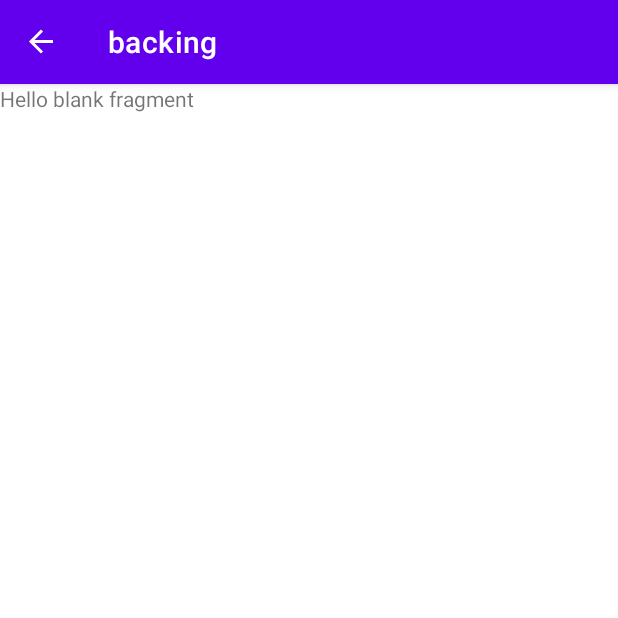
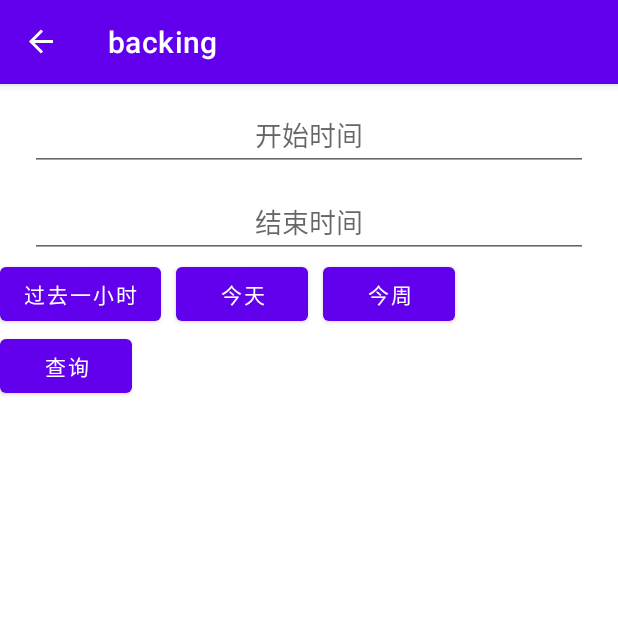
Before and after one commit to fzhiyu/myAndroidPos, an Android app: the BackFragment screen opened through its navigation route, on a phone screen of 412 x 824 dp, the top half of it. Run offline under Robolectric (Android 15) with nearby library versions, the phone set to English and light mode, and no system bars; our stand-ins replace ButterKnife, navigation-ui.

Commit message:
fragment_back.xml

```diff
--- a/app/build.gradle
+++ b/app/build.gradle
@@ -48,4 +48,7 @@ dependencies {
     // butterKnife
     implementation 'com.jakewharton:butterknife:10.2.3'
     annotationProcessor 'com.jakewharton:butterknife-compiler:10.2.3'
+    //retrofit
+    implementation 'com.squareup.retrofit2:retrofit:2.9.0'
+    implementation 'com.squareup.retrofit2:converter-gson:2.9.0'
 }
--- a/app/src/main/java/com/cuse/myandroidpos/BackFragment.java
+++ b/app/src/main/java/com/cuse/myandroidpos/BackFragment.java
@@ -2,63 +2,61 @@ package com.cuse.myandroidpos;
 
 import android.os.Bundle;
 
+import androidx.annotation.NonNull;
+import androidx.annotation.Nullable;
+import androidx.appcompat.app.AlertDialog;
 import androidx.fragment.app.Fragment;
 
 import android.view.LayoutInflater;
+import android.view.MotionEvent;
 import android.view.View;
 import android.view.ViewGroup;
+import android.widget.EditText;
 
-/**
- * A simple {@link Fragment} subclass.
- * Use the {@link BackFragment#newInstance} factory method to
- * create an instance of this fragment.
- */
-public class BackFragment extends Fragment {
+import com.cuse.myandroidpos.databinding.FragmentBackBinding;
 
-    // TODO: Rename parameter arguments, choose names that match
-    // the fragment initialization parameters, e.g. ARG_ITEM_NUMBER
-    private static final String ARG_PARAM1 = "param1";
-    private static final String ARG_PARAM2 = "param2";
 
-    // TODO: Rename and change types of parameters
-    private String mParam1;
-    private String mParam2;
+public class BackFragment extends Fragment implements View.OnTouchListener {
 
-    public BackFragment() {
-        // Required empty public constructor
-    }
+    private FragmentBackBinding binding;
+    private EditText searStartTime;
+    private EditText searEndTime;
 
-    /**
-     * Use this factory method to create a new instance of
-     * this fragment using the provided parameters.
-     *
-     * @param param1 Parameter 1.
-     * @param param2 Parameter 2.
-     * @return A new instance of fragment BackFragment.
-     */
-    // TODO: Rename and change types and number of parameters
-    public static BackFragment newInstance(String param1, String param2) {
-        BackFragment fragment = new BackFragment();
-        Bundle args = new Bundle();
-        args.putString(ARG_PARAM1, param1);
-        args.putString(ARG_PARAM2, param2);
-        fragment.setArguments(args);
-        return fragment;
-    }
-
-    @Override
-    public void onCreate(Bundle savedInstanceState) {
-        super.onCreate(savedInstanceState);
-        if (getArguments() != null) {
-            mParam1 = getArguments().getString(ARG_PARAM1);
-            mParam2 = getArguments().getString(ARG_PARAM2);
-        }
-    }
+//    @Override
+//    public void onCreate(Bundle savedInstanceState) {
+//        super.onCreate(savedInstanceState);
+//        if (getArguments() != null) {
+//            mParam1 = getArguments().getString(ARG_PARAM1);
+//            mParam2 = getArguments().getString(ARG_PARAM2);
+//        }
+//    }
 
     @Override
     public View onCreateView(LayoutInflater inflater, ViewGroup container,
                              Bundle savedInstanceState) {
         // Inflate the layout for this fragment
-        return inflater.inflate(R.layout.fragment_back, container, false);
+        //return inflater.inflate(R.layout.fragment_back, container, false);
+        binding = FragmentBackBinding.inflate(inflater,container,false);
+        return binding.getRoot();
+    }
+
+    @Override
+    public void onViewCreated(@NonNull View view, @Nullable Bundle savedInstanceState) {
+        super.onViewCreated(view, savedInstanceState);
+
+        searStartTime = view.findViewById(R.id.sear_startTime);
+        searEndTime = view.findViewById(R.id.sear_endTime);
+        searStartTime.setOnTouchListener(this);
+        searEndTime.setOnTouchListener(this);
+
+    }
+
+    @Override
+    public boolean onTouch(View v, MotionEvent event) {
+        if (event.getAction() == event.ACTION_DOWN){
+            AlertDialog.Builder builder = new AlertDialog.Builder(getContext());//建立对话框
+
+        }
+        return false;
     }
 }
--- a/app/src/main/res/layout/fragment_back.xml
+++ b/app/src/main/res/layout/fragment_back.xml
@@ -1,14 +1,73 @@
 <?xml version="1.0" encoding="utf-8"?>
-<FrameLayout xmlns:android="http://schemas.android.com/apk/res/android"
+<RelativeLayout xmlns:android="http://schemas.android.com/apk/res/android"
+    xmlns:app="http://schemas.android.com/apk/res-auto"
     xmlns:tools="http://schemas.android.com/tools"
     android:layout_width="match_parent"
     android:layout_height="match_parent"
-    tools:context=".BackFragment">
+    tools:context=".SearchFragment">
 
-    <!-- TODO: Update blank fragment layout -->
-    <TextView
+    <LinearLayout
         android:layout_width="match_parent"
-        android:layout_height="match_parent"
-        android:text="@string/hello_blank_fragment" />
+        android:layout_height="wrap_content"
+        android:orientation="vertical"
+        android:id="@+id/back_picker">
 
-</FrameLayout>
+        <EditText
+            android:id="@+id/sear_startTime"
+            android:layout_width="match_parent"
+            android:layout_height="wrap_content"
+            android:layout_marginLeft="20dp"
+            android:layout_marginTop="10dp"
+            android:layout_marginRight="20dp"
+            android:gravity="center"
+            android:hint="开始时间" />
+
+        <EditText
+            android:id="@+id/sear_endTime"
+            android:layout_width="match_parent"
+            android:layout_height="wrap_content"
+            android:layout_marginLeft="20dp"
+            android:layout_marginTop="10dp"
+            android:layout_marginRight="20dp"
+            android:gravity="center"
+            android:hint="结束时间" />
+    </LinearLayout>
+
+    <LinearLayout
+        android:layout_width="match_parent"
+        android:layout_height="wrap_content"
+        android:id="@+id/back_key"
+        android:layout_below="@+id/back_picker"
+        android:orientation="horizontal">
+        <Button
+            android:layout_width="wrap_content"
+            android:layout_height="wrap_content"
+            android:id="@+id/back_past_hour"
+            android:text="过去一小时"/>
+        <Button
+            android:layout_width="wrap_content"
+            android:layout_height="wrap_content"
+            android:id="@+id/back_today"
+            android:text="今天"
+            android:layout_marginStart="10dp"/>
+        <Button
+            android:layout_width="wrap_content"
+            android:layout_height="wrap_content"
+            android:id="@+id/back_weekend"
+            android:text="今周"
+            android:layout_marginStart="10dp"/>
+    </LinearLayout>
+
+    <LinearLayout
+        android:layout_width="match_parent"
+        android:layout_height="wrap_content"
+        android:layout_below="@+id/back_key"
+        android:id="@+id/back_button">
+        <Button
+            android:layout_width="wrap_content"
+            android:layout_height="wrap_content"
+            android:id="@+id/back_btn"
+            android:text="查询"/>
+    </LinearLayout>
+
+</RelativeLayout>
```
Also changed, not shown: app/src/main/java/com/cuse/myandroidpos/ItemListFragment.java (+0 -13 lines).
